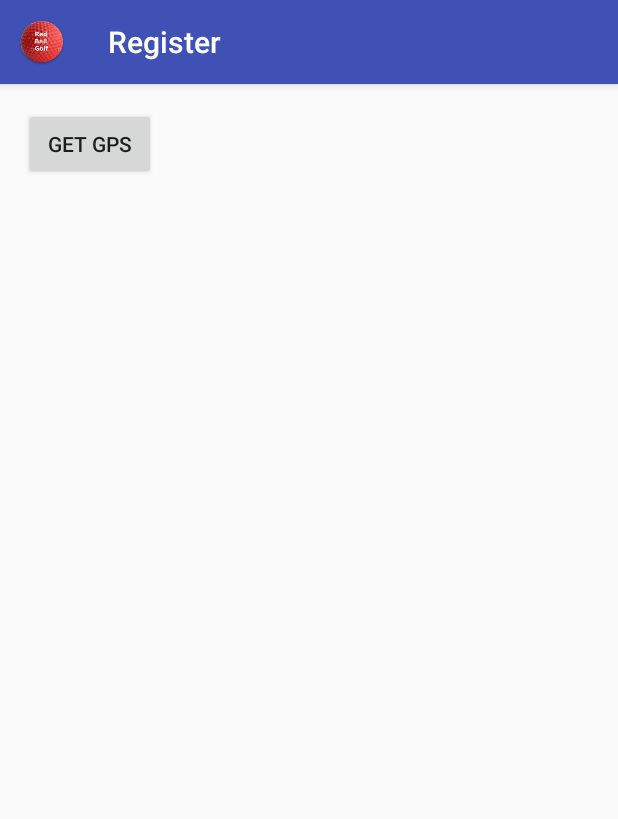
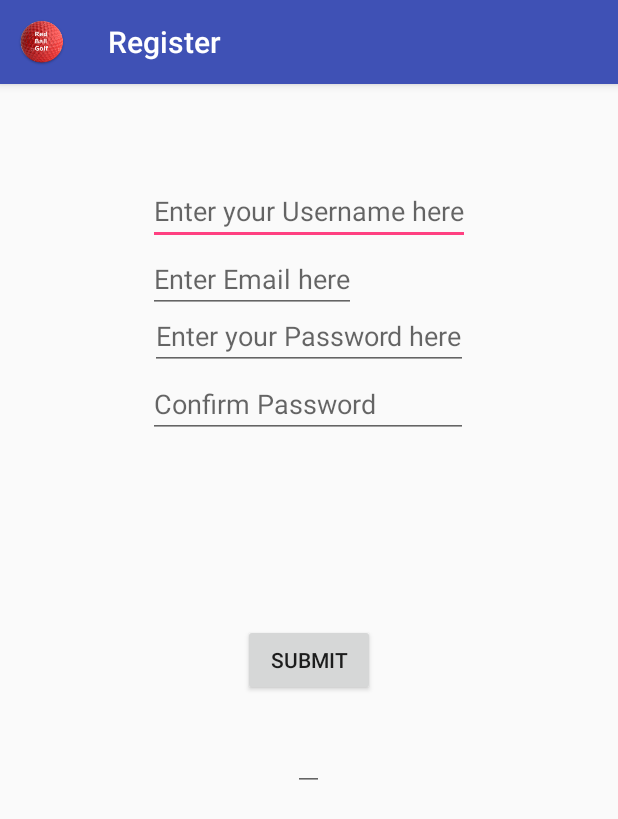
Before and after one commit to SeanMcA/GolfApp, an Android app: the screen it shows after launch (Register), on a phone screen of 412 x 824 dp. Shown: the top 819 px of the screen. Run offline under Robolectric (Android 15) with nearby library versions, the phone set to English and light mode, and no system bars.

Commit message:
Before clean up register script

```diff
--- a/GolfSG/app/src/main/java/com/redballgolf/golfSG/registerLogin/Register.java
+++ b/GolfSG/app/src/main/java/com/redballgolf/golfSG/registerLogin/Register.java
@@ -8,11 +8,15 @@ import android.support.v7.app.AppCompatActivity;
 import android.support.v7.widget.Toolbar;
 import android.util.Log;
 import android.view.View;
+import android.widget.EditText;
+import android.widget.TextView;
 
 import com.example.sitting_room.golfsg.R;
 import com.redballgolf.golfSG.GPS.startGPS;
 
 public class Register extends AppCompatActivity {
+    EditText regUsernameET , regEmailET, regPasswordET, regConfirmPasswordET;
+    TextView regResultTV;
 
     @Override
     protected void onCreate(Bundle savedInstanceState) {
@@ -21,14 +25,29 @@ public class Register extends AppCompatActivity {
         Toolbar toolbar = (Toolbar) findViewById(R.id.toolbar);
         toolbar.setNavigationIcon(R.mipmap.ic_launcher);
         setSupportActionBar(toolbar);
+        regUsernameET = (EditText)findViewById(R.id.usernameET);
+        regEmailET = (EditText)findViewById(R.id.regEmailET);
+        regPasswordET = (EditText)findViewById(R.id.regPasswordET);
+        regConfirmPasswordET = (EditText)findViewById(R.id.regConfirmPasswordET);
+        regResultTV = (TextView)findViewById(R.id.regResultTV);
 
 
     }
 
-    public void goToGPS(View v){
-        Log.i("TAG", "Reg. goToGPS started");
-        Intent intentGoToGPS = new Intent(Register.this,startGPS.class);
-        startActivity(intentGoToGPS);
+    public void register(View view){
+        String username = regUsernameET.getText().toString();
+        String password = regPasswordET.getText().toString();
+        String confirmPassword = regConfirmPasswordET.getText().toString();
+        String email = regEmailET.getText().toString();
+
+        if(password.equals(confirmPassword))
+        {
+            new RegisterScript(this, regResultTV).execute(username, password, email);
+        }
+        else
+        {
+            regResultTV.setText(getString(R.string.password_doesnt_match));
+        }
     }
 
 }
--- a/GolfSG/app/src/main/res/layout/content_register.xml
+++ b/GolfSG/app/src/main/res/layout/content_register.xml
@@ -13,11 +13,60 @@
     tools:context="com.redballgolf.golfSG.registerLogin.Register"
     tools:showIn="@layout/activity_register">
 
-    <Button
-        android:text="Get GPS"
+    <EditText
+        android:id="@+id/usernameET"
+        android:hint="Enter your Username here"
         android:layout_width="wrap_content"
         android:layout_height="wrap_content"
-        android:id="@+id/button2"
-        android:onClick="goToGPS"/>
+        android:layout_marginTop="46dp"
+        android:layout_alignParentTop="true"
+        android:layout_centerHorizontal="true" />
+
+    <EditText
+        android:layout_width="wrap_content"
+        android:layout_height="wrap_content"
+        android:inputType="textPersonName"
+        android:id="@+id/regEmailET"
+        android:layout_below="@+id/usernameET"
+        android:layout_alignLeft="@+id/usernameET"
+        android:layout_alignStart="@+id/usernameET"
+        android:hint="Enter Email here" />
+
+    <EditText
+        android:id="@+id/regPasswordET"
+        android:hint="Enter your Password here"
+        android:layout_width="wrap_content"
+        android:layout_height="wrap_content"
+        android:inputType="textPassword"
+        android:layout_marginTop="38dp"
+        android:layout_below="@+id/usernameET"
+        android:layout_centerHorizontal="true" />
+
+    <EditText
+        android:layout_width="wrap_content"
+        android:layout_height="wrap_content"
+        android:inputType="textPassword"
+        android:ems="10"
+        android:layout_below="@+id/regPasswordET"
+        android:layout_alignLeft="@+id/regEmailET"
+        android:layout_alignStart="@+id/regEmailET"
+        android:id="@+id/regConfirmPasswordET"
+        android:hint="Confirm Password" />
+
+    <Button
+        android:id="@+id/button"
+        android:text="Submit"
+        android:layout_width="wrap_content"
+        android:layout_height="wrap_content"
+        android:layout_centerVertical="true"
+        android:layout_centerHorizontal="true" />
+
+    <EditText
+        android:id="@+id/regResultTV"
+        android:layout_width="wrap_content"
+        android:layout_height="wrap_content"
+        android:layout_marginTop="18dp"
+        android:layout_below="@+id/button"
+        android:layout_centerHorizontal="true" />
 
 </RelativeLayout>
--- a/GolfSG/app/src/main/res/values/strings.xml
+++ b/GolfSG/app/src/main/res/values/strings.xml
@@ -10,4 +10,8 @@
     <string name="title_activity_blah">blah</string>
     <string name="title_activity_individual_league">IndividualLeague</string>
     <string name="title_activity_leagues_menu">LeaguesMenu</string>
+    <string name="password_doesnt_match">Passwords do not match!</string>
+    <string name="UsernameAlreadyInUse">Username is already in use!</string>
+    <string name="EmailAlreadyInUse">Email is not available</string>
+    <string name="YouHaveBeenRegistered">You have been registered.</string>
 </resources>
```
Also changed, not shown: GolfSG/app/src/main/AndroidManifest.xml (+6 -9 lines), GolfSG/app/src/main/java/com/redballgolf/golfSG/registerLogin/Login.java (added, +31 -0 lines), GolfSG/app/src/main/java/com/redballgolf/golfSG/registerLogin/RegisterScript.java (added, +118 -0 lines), GolfSG/app/src/main/res/layout/activity_login.xml (added, +28 -0 lines), GolfSG/app/src/main/res/layout/content_login.xml (added, +16 -0 lines).
